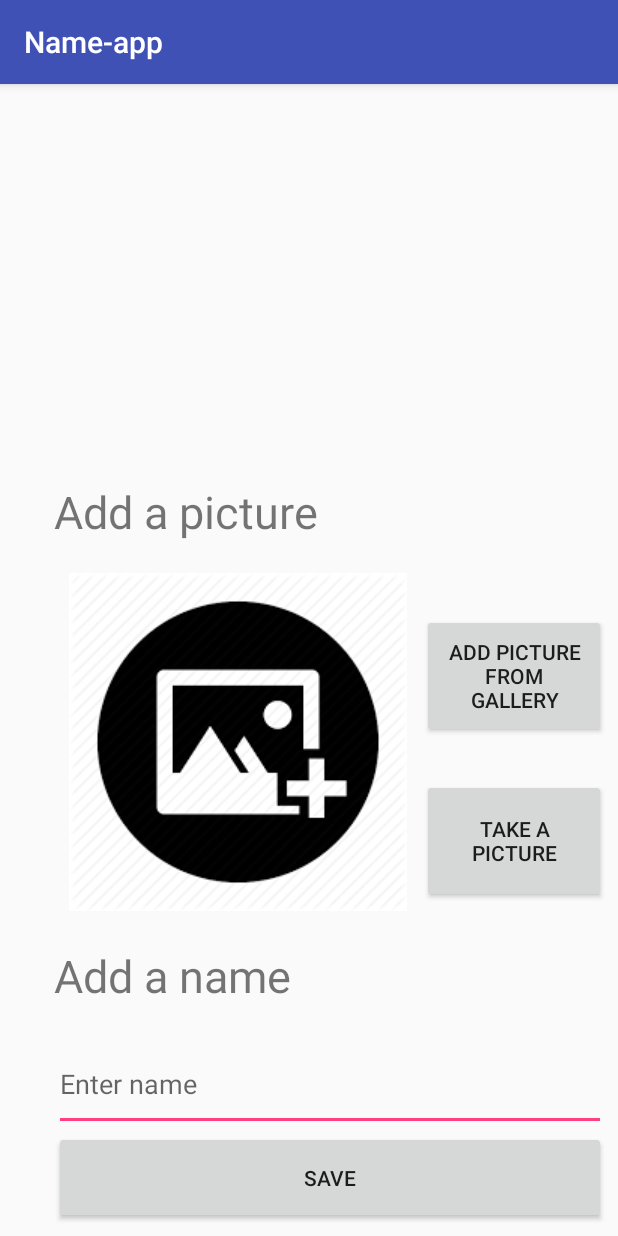
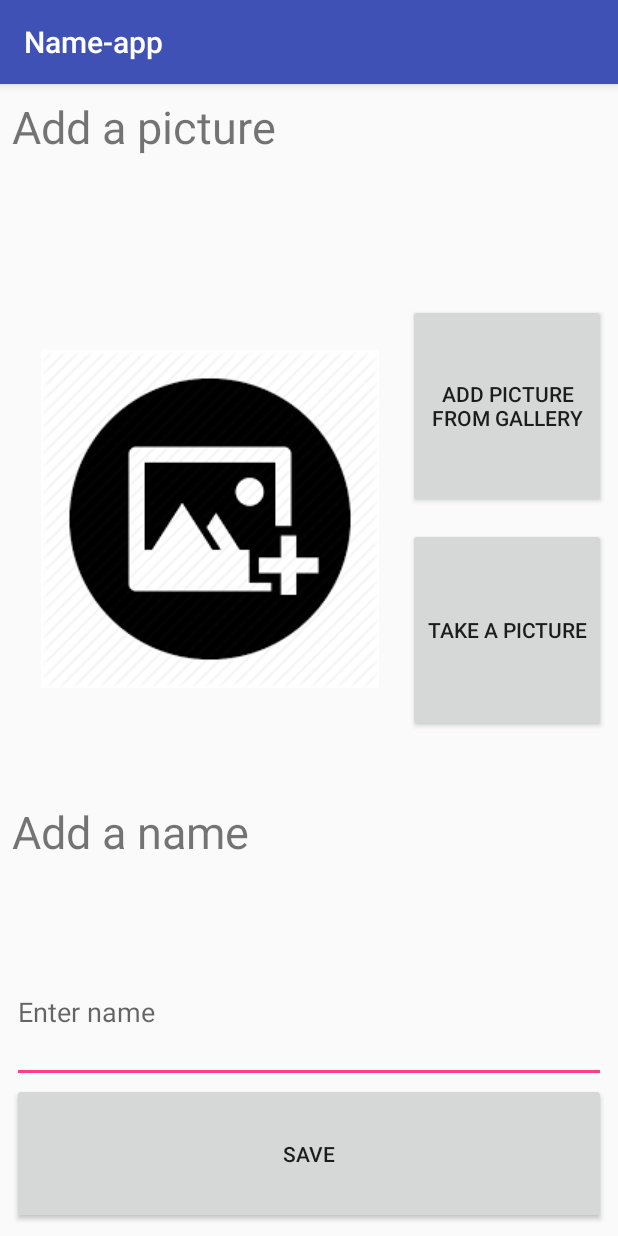
Before and after one commit to CarmenJiang/Bridge, an Android app: the AddNewPerson screen opened directly, with no data from a screen before it, on a phone screen of 412 x 824 dp. Run offline under Robolectric (Android 15) with nearby library versions, the phone set to English and light mode, and no system bars.

Commit message:
checked if picture was received

```diff
--- a/app/src/main/java/com/example/carmen/name_app/AddNewPerson.java
+++ b/app/src/main/java/com/example/carmen/name_app/AddNewPerson.java
@@ -35,10 +35,13 @@ public class AddNewPerson extends AppCompatActivity {
 
     @Override
     protected void onActivityResult(int requestCode, int resultCode,Intent data){
-        super.onActivityResult(requestCode,resultCode, data);
-        //Bitmap bitmap = (Bitmap) data.getExtras().get("data");
-        //imageView.setImageBitmap(bitmap);
-        Uri imageUri = data.getData();
-        imageView.setImageURI(imageUri);
+
+        if(resultCode== RESULT_OK && requestCode==0) {
+            super.onActivityResult(requestCode, resultCode, data);
+            //Bitmap bitmap = (Bitmap) data.getExtras().get("data");
+            //imageView.setImageBitmap(bitmap);
+            Uri imageUri = data.getData();
+            imageView.setImageURI(imageUri);
+        }
         }
 }
--- a/app/src/main/res/layout/activity_add_new_person.xml
+++ b/app/src/main/res/layout/activity_add_new_person.xml
@@ -7,8 +7,8 @@
     tools:context="com.example.carmen.name_app.AddNewPerson">
 
     <LinearLayout
-        android:layout_width="368dp"
-        android:layout_height="495dp"
+        android:layout_width="match_parent"
+        android:layout_height="match_parent"
         android:layout_marginBottom="8dp"
         android:layout_marginEnd="8dp"
         android:layout_marginStart="8dp"
@@ -42,6 +42,7 @@
                 android:layout_width="0dp"
                 android:layout_height="wrap_content"
                 android:layout_weight="2"
+                android:layout_gravity="center"
                 app:srcCompat="@drawable/insert" />
 
             <LinearLayout
@@ -67,7 +68,7 @@
                 <View
                     android:layout_width="match_parent"
                     android:layout_height="0dp"
-                    android:layout_weight="1"
+                    android:layout_weight="0.3"
                     android:visibility="invisible"/>
 
 
```
